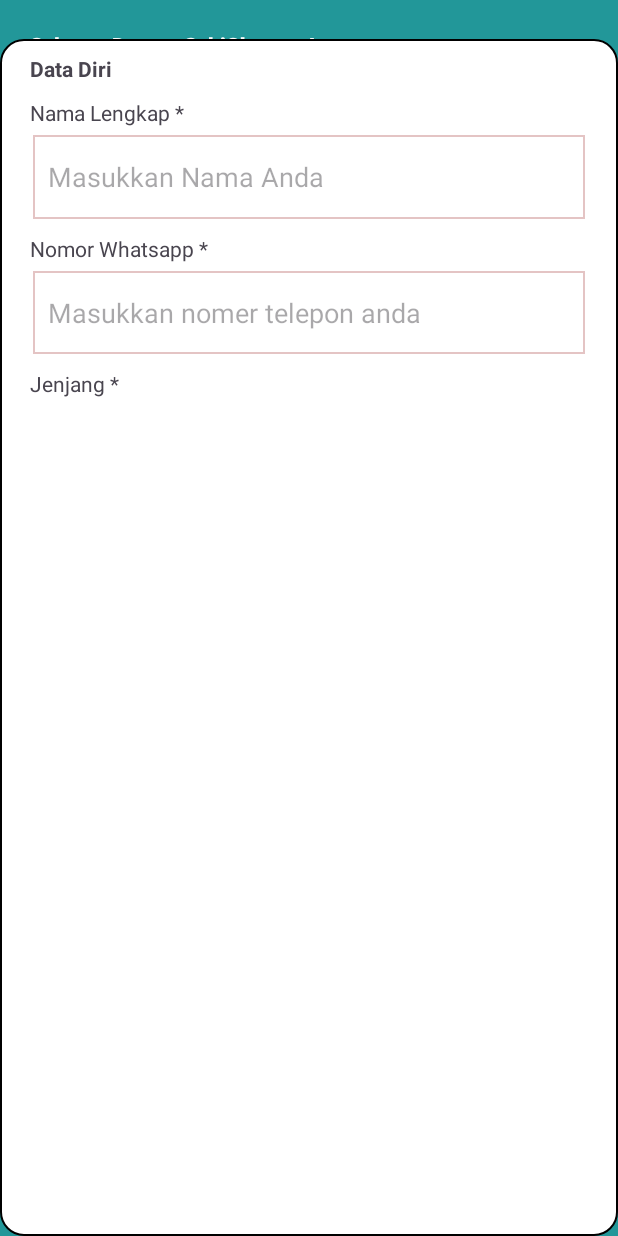
After one commit to teamsabi/sabimobile, an Android app: the layout fragment_daftar.xml on its own in the app's theme, with its tools: preview values and no code run, on a phone screen of 412 x 824 dp. The commit adds this screen. Run offline under Robolectric (Android 15) with nearby library versions, the phone set to English and light mode, and no system bars.

Commit message:
daftar update

```diff
--- a/app/build.gradle.kts
+++ b/app/build.gradle.kts
@@ -30,6 +30,9 @@ android {
         sourceCompatibility = JavaVersion.VERSION_1_8
         targetCompatibility = JavaVersion.VERSION_1_8
     }
+    buildFeatures {
+        viewBinding = true
+    }
 }
 
 dependencies {
@@ -43,6 +46,8 @@ dependencies {
     implementation(libs.gridlayout)
     implementation(libs.lifecycle.livedata.ktx)
     implementation(libs.lifecycle.viewmodel.ktx)
+    implementation(libs.annotation)
+    implementation(libs.preference)
     testImplementation(libs.junit)
     androidTestImplementation(libs.ext.junit)
     androidTestImplementation(libs.espresso.core)
--- a/app/src/main/AndroidManifest.xml
+++ b/app/src/main/AndroidManifest.xml
@@ -1,6 +1,6 @@
 <?xml version="1.0" encoding="utf-8"?>
 <manifest xmlns:android="http://schemas.android.com/apk/res/android"
-    xmlns:tools="http://schemas.android.com/tools">
+    xmlns:tools="http://schemas.android.com/tools" >
 
     <uses-permission android:name="android.permission.INTERNET" />
     <uses-permission android:name="android.permission.ACCESS_NETWORK_STATE" />
@@ -15,7 +15,11 @@
         android:supportsRtl="true"
         android:theme="@style/Theme.Ngikngik"
         android:usesCleartextTraffic="true"
-        tools:targetApi="31">
+        tools:targetApi="31" >
+        <activity
+            android:name=".Dashboard.SettingsActivity"
+            android:exported="false"
+            android:label="@string/title_activity_settings" />
         <activity
             android:name=".IsiDashboard.MainActivity"
             android:exported="false" />
@@ -39,7 +43,7 @@
             android:exported="false" />
         <activity
             android:name=".lupapassword"
-            android:exported="true">
+            android:exported="true" >
             <intent-filter>
                 <action android:name="android.intent.action.MAIN" />
 
@@ -48,7 +52,7 @@
         </activity>
         <activity
             android:name=".register"
-            android:exported="false"></activity>
+            android:exported="false" />
     </application>
 
 </manifest>
--- /dev/null
+++ b/app/src/main/java/com/example/ngikngik/Dashboard/daftar.java
@@ -0,0 +1,14 @@
+package com.example.ngikngik.Dashboard;
+
+import android.os.Bundle;
+
+import androidx.fragment.app.Fragment;
+
+import android.view.LayoutInflater;
+import android.view.View;
+import android.view.ViewGroup;
+
+import com.example.ngikngik.R;
+
+public class daftar extends Fragment {
+}
--- /dev/null
+++ b/app/src/main/res/layout/fragment_daftar.xml
@@ -0,0 +1,96 @@
+<?xml version="1.0" encoding="utf-8"?>
+<FrameLayout xmlns:android="http://schemas.android.com/apk/res/android"
+    xmlns:app="http://schemas.android.com/apk/res-auto"
+    xmlns:tools="http://schemas.android.com/tools"
+    android:layout_width="match_parent"
+    android:layout_height="match_parent"
+    tools:context=".Dashboard.daftar">
+
+    <View
+        android:id="@+id/view"
+        android:layout_width="wrap_content"
+        android:layout_height="wrap_content"
+        android:background="@color/purple_500" />
+
+    <TextView
+        android:id="@+id/textView3"
+        android:layout_width="wrap_content"
+        android:layout_height="wrap_content"
+
+        android:layout_marginStart="20dp"
+        android:layout_marginTop="20dp"
+        android:fontFamily="sans-serif-black"
+        android:text="Selamat Datang SabiChamps !"
+        android:textColor="#ffffff" />
+
+    <LinearLayout
+        android:layout_width="match_parent"
+        android:layout_height="798dp"
+        android:layout_gravity="bottom"
+        android:background="@drawable/shapedashboard"
+        android:orientation="vertical">
+
+        <TextView
+            android:id="@+id/textView21"
+            android:layout_width="wrap_content"
+            android:layout_height="wrap_content"
+            android:text="Data Diri"
+            android:layout_marginTop="10dp"
+            android:textStyle="bold"
+            android:layout_marginStart="20dp"/>
+
+        <TextView
+            android:id="@+id/textView22"
+            android:layout_width="wrap_content"
+            android:layout_height="wrap_content"
+            android:layout_marginStart="20dp"
+            android:layout_marginEnd="20dp"
+            android:layout_marginTop="10dp"
+            android:text="Nama Lengkap *" />
+
+        <EditText
+            android:id="@+id/editTextText2"
+            android:layout_width="match_parent"
+            android:layout_height="56dp"
+            android:layout_marginStart="22dp"
+            android:layout_marginTop="5dp"
+            android:layout_marginEnd="22dp"
+            android:background="@drawable/edittextbg"
+            android:hint="Masukkan Nama Anda"
+            android:paddingStart="10dp"
+            android:inputType="textEmailAddress" />
+
+        <TextView
+            android:id="@+id/textView23"
+            android:layout_width="wrap_content"
+            android:layout_height="wrap_content"
+            android:layout_marginStart="20dp"
+            android:layout_marginEnd="20dp"
+            android:layout_marginTop="10dp"
+            android:text="Nomor Whatsapp *" />
+
+        <EditText
+            android:id="@+id/editTextNumber"
+            android:layout_width="match_parent"
+            android:layout_height="55dp"
+            android:hint="Masukkan nomer telepon anda"
+            android:paddingStart="10dp"
+            android:layout_marginTop="5dp"
+            android:layout_marginStart="22dp"
+            android:layout_marginEnd="22dp"
+            android:background="@drawable/edittextbg"
+            android:ems="10"
+            android:inputType="number" />
+
+        <TextView
+            android:id="@+id/textView25"
+            android:layout_width="wrap_content"
+            android:layout_height="wrap_content"
+            android:layout_marginStart="20dp"
+            android:layout_marginEnd="20dp"
+            android:layout_marginTop="10dp"
+            android:text="Jenjang *" />
+
+    </LinearLayout>
+
+</FrameLayout>
--- a/app/src/main/res/values/strings.xml
+++ b/app/src/main/res/values/strings.xml
@@ -7,4 +7,29 @@
     </string-array>
     <!-- TODO: Remove or change this placeholder text -->
     <string name="hello_blank_fragment">Hello blank fragment</string>
+    <!-- Strings related to login -->
+    <string name="prompt_email">Email</string>
+    <string name="prompt_password">Password</string>
+    <string name="action_sign_in">Sign in or register</string>
+    <string name="action_sign_in_short">Sign in</string>
+    <string name="welcome">"Welcome!"</string>
+    <string name="invalid_username">Not a valid username</string>
+    <string name="invalid_password">Password must be >5 characters</string>
+    <string name="login_failed">"Login failed"</string>
+    <string name="title_activity_settings">SettingsActivity</string>
+
+    <!-- Preference Titles -->
+    <string name="messages_header">Messages</string>
+    <string name="sync_header">Sync</string>
+
+    <!-- Messages Preferences -->
+    <string name="signature_title">Your signature</string>
+    <string name="reply_title">Default reply action</string>
+
+    <!-- Sync Preferences -->
+    <string name="sync_title">Sync email periodically</string>
+    <string name="attachment_title">Download incoming attachments</string>
+    <string name="attachment_summary_on">Automatically download attachments for incoming emails
+    </string>
+    <string name="attachment_summary_off">Only download attachments when manually requested</string>
 </resources>
--- a/gradle/libs.versions.toml
+++ b/gradle/libs.versions.toml
@@ -12,6 +12,8 @@ volley = "1.2.1"
 gridlayout = "1.0.0"
 lifecycleLivedataKtx = "2.8.7"
 lifecycleViewmodelKtx = "2.8.7"
+annotation = "1.9.1"
+preference = "1.2.1"
 
 [libraries]
 junit = { group = "junit", name = "junit", version.ref = "junit" }
@@ -26,6 +28,8 @@ volley = { group = "com.android.volley", name = "volley", version.ref = "volley"
 gridlayout = { group = "androidx.gridlayout", name = "gridlayout", version.ref = "gridlayout" }
 lifecycle-livedata-ktx = { group = "androidx.lifecycle", name = "lifecycle-livedata-ktx", version.ref = "lifecycleLivedataKtx" }
 lifecycle-viewmodel-ktx = { group = "androidx.lifecycle", name = "lifecycle-viewmodel-ktx", version.ref = "lifecycleViewmodelKtx" }
+annotation = { group = "androidx.annotation", name = "annotation", version.ref = "annotation" }
+preference = { group = "androidx.preference", name = "preference", version.ref = "preference" }
 
 [plugins]
 android-application = { id = "com.android.application", version.ref = "agp" }
```
